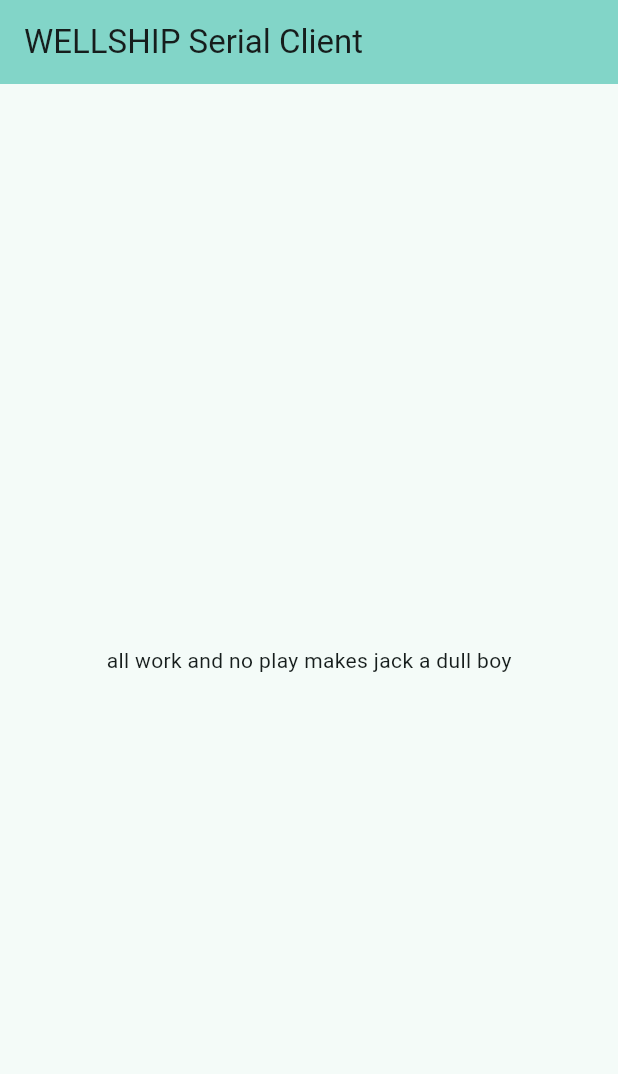
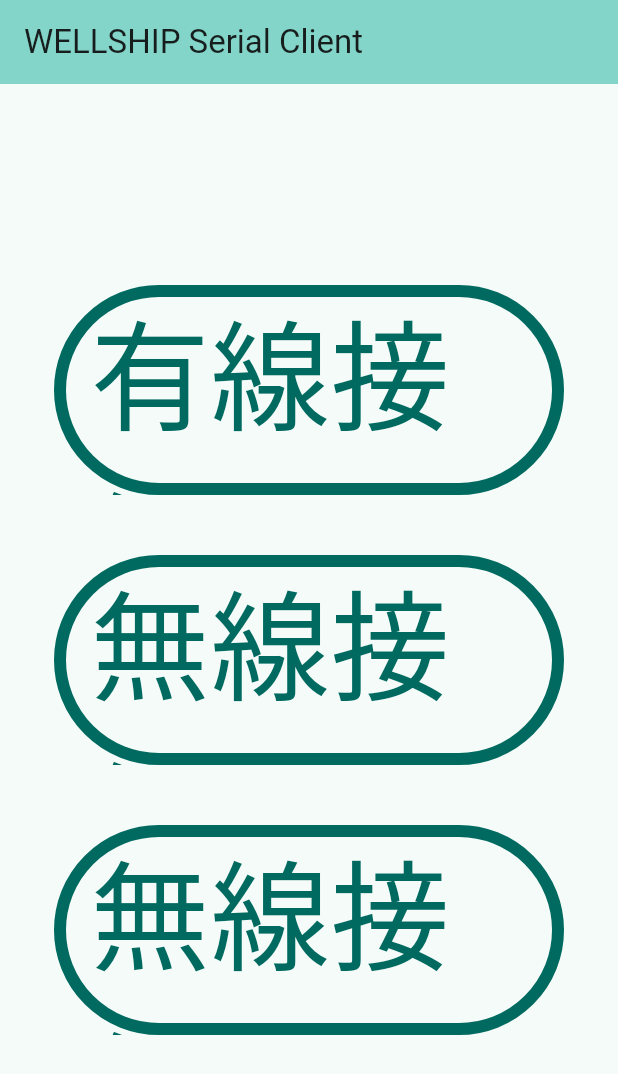
Before and after one commit to MrWangpeilin945/FlutterIOS, a Flutter app: the screen it shows after launch, on a phone screen of 412 x 824 dp. Shown: the top 1074 px of the screen. Run offline on Flutter 3.47's test engine with Material 3 defaults, Android fonts, the phone set to English and light mode, and no system bars; our stand-ins replace auto_route, flutter_riverpod.

Commit message:
メニュー画面とその遷移先を追加

```diff
--- /dev/null
+++ b/MobileApp/wellship_serial_client/lib/ui/component/wsc_menu_button.dart
@@ -0,0 +1,25 @@
+import 'package:flutter/material.dart';
+
+class WscMenuButton extends StatelessWidget {
+  const WscMenuButton({super.key, required this.onPressed, required this.text});
+  final void Function() onPressed;
+  final String text;
+
+  @override
+  Widget build(BuildContext context) {
+    return Container(
+      margin: const EdgeInsets.all(20),
+      child: OutlinedButton(
+        onPressed: onPressed,
+        style: ButtonStyle(
+          fixedSize: WidgetStateProperty.all(const Size.fromHeight(140)),
+          side: WidgetStateProperty.all(BorderSide(width: 8, color: Theme.of(context).colorScheme.primary)),
+        ),
+        child: Text(
+          text,
+          style: const TextStyle(fontSize: 80),
+        ),
+      ),
+    );
+  }
+}
--- a/MobileApp/wellship_serial_client/lib/ui/page/home/home_page.dart
+++ b/MobileApp/wellship_serial_client/lib/ui/page/home/home_page.dart
@@ -1,6 +1,9 @@
 import 'package:auto_route/auto_route.dart';
 import 'package:flutter/material.dart';
 import 'package:flutter_riverpod/flutter_riverpod.dart';
+import 'package:wellship_serial_client/ui/component/wsc_menu_button.dart';
+import 'package:wellship_serial_client/ui/route/app_route.dart';
+import 'package:wellship_serial_client/ui/route/app_route.gr.dart';
 
 @RoutePage()
 class HomePage extends ConsumerWidget {
@@ -8,13 +11,32 @@
 
   @override
   Widget build(BuildContext context, WidgetRef ref) {
+    final router = ref.read(routerProvider);
     return Scaffold(
       appBar: AppBar(
         title: const Text('WELLSHIP Serial Client'),
         backgroundColor: Theme.of(context).colorScheme.inversePrimary,
       ),
-      body: const Center(
-        child: Text('all work and no play makes jack a dull boy'),
+      body: Padding(
+        padding: const EdgeInsets.all(16.0),
+        child: Column(
+          crossAxisAlignment: CrossAxisAlignment.stretch,
+          mainAxisAlignment: MainAxisAlignment.center,
+          children: [
+            WscMenuButton(
+              onPressed: () => {router.push(const WiredSerialSettingsRoute())},
+              text: '有線接続',
+            ),
+            WscMenuButton(
+              onPressed: () => {router.push(const WiredSerialSettingsRoute())},
+              text: '無線接続（BR/EDR）',
+            ),
+            WscMenuButton(
+              onPressed: () => {router.push(const WiredSerialSettingsRoute())},
+              text: '無線接続 (BLE)',
+            ),
+          ],
+        ),
       ),
     );
   }
--- a/MobileApp/wellship_serial_client/lib/ui/route/app_route.dart
+++ b/MobileApp/wellship_serial_client/lib/ui/route/app_route.dart
@@ -12,6 +12,7 @@
   @override
   List<AutoRoute> get routes => [
         AutoRoute(path: '/', page: HomeRoute.page),
+        AutoRoute(page: WiredSerialSettingsRoute.page),
         AutoRoute(path: '/deep-link-home', page: DeepLinkHomeRoute.page),
       ];
 }
```
Also changed, not shown: MobileApp/wellship_serial_client/lib/ui/page/wired_serial/wired_serial_settings_page.dart (added, +25 -0 lines), MobileApp/wellship_serial_client/lib/ui/route/app_route.gr.dart.
